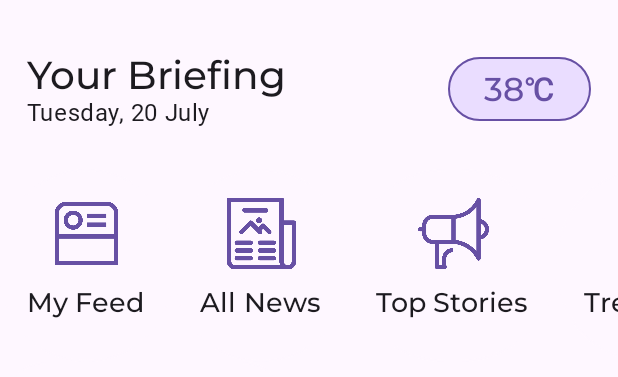
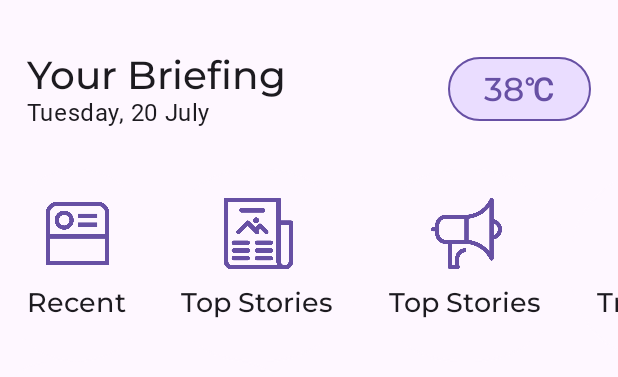
Before and after one commit to ArmanKhanTech/Nimbus, an Android app built with Jetpack Compose: the HOME screen opened through its navigation route, on a phone screen of 412 x 824 dp, the part 72-449 px from its top. Run offline under Robolectric (Android 15) with nearby library versions, the phone set to English and light mode, and no system bars; Roboto replaces fonts that are not available here.

Commit message:
4th Commit

```diff
--- a/app/build.gradle.kts
+++ b/app/build.gradle.kts
@@ -83,6 +83,8 @@ dependencies {
     implementation("androidx.compose.material:material-icons-extended:1.6.6")
     implementation("androidx.datastore:datastore-preferences:1.1.0")
     implementation("io.coil-kt:coil-compose:2.6.0")
+    implementation("com.squareup.retrofit2:converter-gson:2.5.0")
+    implementation("com.google.code.gson:gson:2.10.1")
 
     testImplementation("junit:junit:4.13.2")
     androidTestImplementation("androidx.test.ext:junit:1.1.5")
--- a/app/src/main/java/com/android/nimbus/NimbusApp.kt
+++ b/app/src/main/java/com/android/nimbus/NimbusApp.kt
@@ -18,7 +18,6 @@ enum class Screen {
     TOPICS,
     WEB,
     SETTINGS,
-    RELEVANCE,
     LOGIN,
     SIGNUP
 }
@@ -30,7 +29,6 @@ sealed class NavigationItem(val route: String) {
     data object Topics : NavigationItem(Screen.TOPICS.name)
     data object Web : NavigationItem(Screen.WEB.name)
     data object Settings : NavigationItem(Screen.SETTINGS.name)
-    data object Relevance : NavigationItem(Screen.RELEVANCE.name)
     data object Login : NavigationItem(Screen.LOGIN.name)
     data object Signup : NavigationItem(Screen.SIGNUP.name)
 }
@@ -65,9 +63,6 @@ fun NimbusApp(
         composable(NavigationItem.Settings.route) {
             SettingsScreen(navController, isDarkMode, modifier)
         }
-        composable(NavigationItem.Relevance.route) {
-            // RelevanceScreen(navController)
-        }
         composable(NavigationItem.Login.route) {
             // LoginScreen(navController)
         }
--- a/app/src/main/java/com/android/nimbus/model/NewsModel.kt
+++ /dev/null
@@ -1,6 +0,0 @@
-package com.android.nimbus.model
-
-data class NewsModel(
-    var name: String = "",
-    var age: Int = 0
-)
--- a/app/src/main/java/com/android/nimbus/model/TemperatureModel.kt
+++ /dev/null
@@ -1,5 +0,0 @@
-package com.android.nimbus.model
-
-data class TemperatureModel(
-    var temp: Double = 0.0
-)
--- a/app/src/main/java/com/android/nimbus/ui/screen/home/HomeScreen.kt
+++ b/app/src/main/java/com/android/nimbus/ui/screen/home/HomeScreen.kt
@@ -62,10 +62,8 @@ import androidx.compose.ui.layout.ContentScale
 import androidx.compose.ui.res.painterResource
 import androidx.compose.ui.text.AnnotatedString
 import androidx.compose.ui.text.SpanStyle
-import androidx.compose.ui.tooling.preview.Preview
 import androidx.compose.ui.unit.dp
 import androidx.navigation.NavController
-import androidx.navigation.compose.rememberNavController
 import coil.compose.AsyncImage
 import com.android.nimbus.R
 import com.android.nimbus.Screen
@@ -114,10 +112,24 @@ fun HomeScreen(
                     if (isDarkMode != null) {
                         FeatureRow(isDarkMode, navController, modifier)
                     }
-                    TopStoriesButton(modifier)
+                    TitleButton(
+                        title = "Top Stories",
+                        onButtonClick = {
+                            // Handle top stories
+                        }
+                    )
                     TopStories(modifier)
                     TopicsHeader(modifier)
                     Topics(modifier)
+                    TitleButton(
+                        title = "Recent",
+                        onButtonClick = {
+                            // Handle recent
+                        }
+                    )
+                    Recent(
+                        modifier = modifier
+                    )
                 }
             }
 
@@ -270,7 +282,7 @@ fun FeatureRow(
                 },
                 imageDark = R.drawable.feed_icon_dark,
                 imageLight = R.drawable.feed_icon_light,
-                title = "My Feed",
+                title = "Recent",
                 modifier = modifier
             )
             FeatureButton(
@@ -280,7 +292,7 @@ fun FeatureRow(
                 },
                 imageDark = R.drawable.news_icon_dark,
                 imageLight = R.drawable.news_icon_light,
-                title = "All News"
+                title = "Top Stories"
             )
             FeatureButton(
                 isDarkMode = isDarkMode,
@@ -359,13 +371,13 @@ fun FeatureButton(
 }
 
 @Composable
-fun TopStoriesButton(
+fun TitleButton(
+    title: String,
+    onButtonClick: () -> Unit,
     modifier: Modifier = Modifier
 ) {
     OutlinedButton(
-        onClick = {
-            // Handle top stories
-        },
+        onClick = onButtonClick,
         colors = ButtonColors(
             containerColor = MaterialTheme.colorScheme.background,
             contentColor = MaterialTheme.colorScheme.background,
@@ -382,7 +394,7 @@ fun TopStoriesButton(
             verticalAlignment = Alignment.CenterVertically
         ) {
             Text(
-                text = "Top Stories",
+                text = title,
                 style = MaterialTheme.typography.titleMedium,
                 color = MaterialTheme.colorScheme.primary,
                 modifier = modifier.padding(18.dp)
@@ -432,7 +444,7 @@ fun TopStoriesMainHeadline(
 ) {
     AsyncImage(
         model = null,
-        contentDescription = "News Image",
+        contentDescription = "Image",
         contentScale = ContentScale.Crop,
         modifier = modifier
             .fillMaxWidth()
@@ -467,7 +479,7 @@ fun TopStoriesSubHeadlines(
         Spacer(modifier = modifier.weight(1f))
         AsyncImage(
             model = null,
-            contentDescription = "News Image",
+            contentDescription = "Image",
             contentScale = ContentScale.Crop,
             modifier = modifier
                 .size(75.dp)
@@ -601,7 +613,7 @@ fun Topics(
                             }
                             .border(
                                 BorderStroke(
-                                    width = if (selectedTabIndex == index) 2.dp else 0.25.dp,
+                                    width = if (selectedTabIndex == index) 2.dp else 0.5.dp,
                                     color = MaterialTheme.colorScheme.primary
                                 ),
                                 shape = RoundedCornerShape(10.dp)
@@ -693,7 +705,7 @@ fun TopicsSubHeadlines(
     ) {
         AsyncImage(
             model = null,
-            contentDescription = "News Image",
+            contentDescription = "Image",
             contentScale = ContentScale.Crop,
             modifier = modifier
                 .size(75.dp)
@@ -708,6 +720,88 @@ fun TopicsSubHeadlines(
             style = MaterialTheme.typography.bodySmall,
             color = MaterialTheme.colorScheme.onBackground,
             maxLines = 3
+        )
+    }
+}
+
+@Composable
+fun Recent(
+    modifier: Modifier = Modifier
+) {
+    Column(
+        modifier = modifier.padding(18.dp, 0.dp, 18.dp, 18.dp),
+        verticalArrangement = Arrangement.spacedBy(20.dp),
+        horizontalAlignment = Alignment.CenterHorizontally
+    ) {
+        Column {
+            RecentMainHeadline(
+                modifier = modifier
+            )
+            CustomDivider(modifier)
+            RecentSubHeadlines(
+                modifier = modifier
+            )
+            CustomDivider(modifier)
+            RecentSubHeadlines(
+                modifier = modifier
+            )
+            CustomDivider(modifier)
+            RecentSubHeadlines(
+                modifier = modifier
+            )
+        }
+    }
+}
+
+@Composable
+fun RecentMainHeadline(
+    modifier: Modifier
+) {
+    AsyncImage(
+        model = null,
+        contentDescription = "Image",
+        contentScale = ContentScale.Crop,
+        modifier = modifier
+            .fillMaxWidth()
+            .height(200.dp)
+            .clip(RoundedCornerShape(10.dp))
+            .background(
+                Shimmer(true, 1000f)
+            )
+    )
+    Spacer(modifier = modifier.height(10.dp))
+    Text(
+        text = "Headline",
+        style = MaterialTheme.typography.titleMedium,
+        color = MaterialTheme.colorScheme.onBackground,
+        maxLines = 3
+    )
+}
+
+@Composable
+fun RecentSubHeadlines(
+    modifier: Modifier
+) {
+    Row(
+        verticalAlignment = Alignment.CenterVertically
+    ) {
+        Text(
+            text = "Headline",
+            style = MaterialTheme.typography.bodySmall,
+            color = MaterialTheme.colorScheme.onBackground,
+            maxLines = 3
+        )
+        Spacer(modifier = modifier.weight(1f))
+        AsyncImage(
+            model = null,
+            contentDescription = "Image",
+            contentScale = ContentScale.Crop,
+            modifier = modifier
+                .size(75.dp)
+                .clip(RoundedCornerShape(10.dp))
+                .background(
+                    Shimmer(true, 1000f)
+                )
         )
     }
 }
@@ -780,13 +874,3 @@ fun BottomSheet(
 //        Text(text = "38℃")
 //    }
 //}
-
-@Preview
-@Composable
-fun HomeScreenPreview() {
-    HomeScreen(
-        navController = rememberNavController(),
-        isDarkMode = null,
-        modifier = Modifier
-    )
-}
```
Also changed, not shown: app/src/main/java/com/android/nimbus/model/TopStoriesModel.kt (added, +25 -0 lines), app/src/main/java/com/android/nimbus/model/TopStoriesMultimediaModel.kt (added, +14 -0 lines), app/src/main/java/com/android/nimbus/ui/screen/feed/FeedsScreen.kt (+74 -42 lines), app/src/main/java/com/android/nimbus/ui/screen/settings/RelevanceScreen.kt (deleted, +0 -11 lines), app/src/main/res/drawable/business.jpg, app/src/main/res/drawable/share_icon_dark.png (added), app/src/main/res/drawable/share_icon_light.png (added), app/src/main/res/drawable/space.jpg, app/src/main/res/drawable/top_icon_dark.png (added), app/src/main/res/drawable/top_icon_light.png (added), app/src/main/res/drawable/web_icon_dark.png (added), app/src/main/res/drawable/web_icon_light.png (added).
